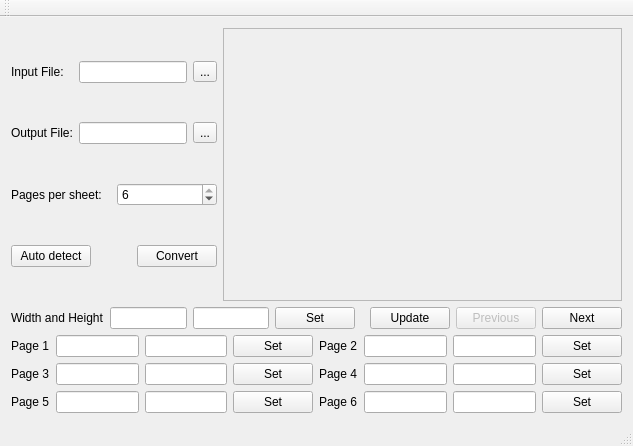
First picture: the form in mainwindow.ui, repository cges30901/pdfhandoutcrop, before the edit.
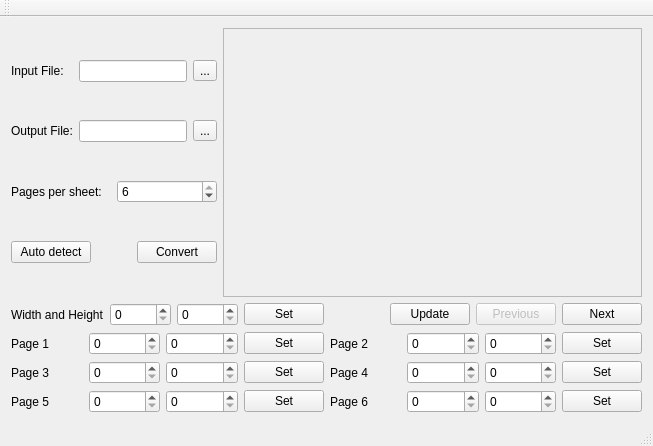
Second picture: the form after the edit. Custom widgets are drawn as their Qt base class.

Commit message: replace QLineEdit of size and offset with QSpinBox

```diff
--- a/mainwindow.ui
+++ b/mainwindow.ui
@@ -6,7 +6,7 @@
    <rect>
     <x>0</x>
     <y>0</y>
-    <width>633</width>
+    <width>653</width>
     <height>446</height>
    </rect>
   </property>
@@ -169,8 +169,8 @@
           <rect>
            <x>0</x>
            <y>0</y>
-           <width>335</width>
-           <height>210</height>
+           <width>373</width>
+           <height>206</height>
           </rect>
          </property>
          <layout class="QHBoxLayout" name="horizontalLayout_5">
@@ -203,10 +203,18 @@
        </widget>
       </item>
       <item>
-       <widget class="QLineEdit" name="lneWidth"/>
+       <widget class="QSpinBox" name="spbWidth">
+        <property name="maximum">
+         <number>99999</number>
+        </property>
+       </widget>
       </item>
       <item>
-       <widget class="QLineEdit" name="lneHeight"/>
+       <widget class="QSpinBox" name="spbHeight">
+        <property name="maximum">
+         <number>99999</number>
+        </property>
+       </widget>
       </item>
       <item>
        <widget class="QPushButton" name="btnWidthHeight">
@@ -277,12 +285,6 @@
         </property>
        </widget>
       </item>
-      <item row="0" column="1">
-       <widget class="QLineEdit" name="lnePageOneX"/>
-      </item>
-      <item row="2" column="5">
-       <widget class="QLineEdit" name="lnePageSixX"/>
-      </item>
       <item row="2" column="4">
        <widget class="QLabel" name="labelPageSix">
         <property name="text">
@@ -290,12 +292,6 @@
         </property>
        </widget>
       </item>
-      <item row="0" column="2">
-       <widget class="QLineEdit" name="lnePageOneY"/>
-      </item>
-      <item row="2" column="6">
-       <widget class="QLineEdit" name="lnePageSixY"/>
-      </item>
       <item row="0" column="4">
        <widget class="QLabel" name="labelPageTwo">
         <property name="text">
@@ -303,12 +299,6 @@
         </property>
        </widget>
       </item>
-      <item row="0" column="5">
-       <widget class="QLineEdit" name="lnePageTwoX"/>
-      </item>
-      <item row="0" column="6">
-       <widget class="QLineEdit" name="lnePageTwoY"/>
-      </item>
       <item row="0" column="7">
        <widget class="QPushButton" name="btnPageTwo">
         <property name="text">
@@ -323,12 +313,6 @@
         </property>
        </widget>
       </item>
-      <item row="1" column="1">
-       <widget class="QLineEdit" name="lnePageThreeX"/>
-      </item>
-      <item row="1" column="2">
-       <widget class="QLineEdit" name="lnePageThreeY"/>
-      </item>
       <item row="1" column="3">
        <widget class="QPushButton" name="btnPageThree">
         <property name="text">
@@ -336,9 +320,6 @@
         </property>
        </widget>
       </item>
-      <item row="2" column="1">
-       <widget class="QLineEdit" name="lnePageFiveX"/>
-      </item>
       <item row="2" column="0">
        <widget class="QLabel" name="labelPageFive">
         <property name="text">
@@ -346,9 +327,6 @@
         </property>
        </widget>
       </item>
-      <item row="2" column="2">
-       <widget class="QLineEdit" name="lnePageFiveY"/>
-      </item>
       <item row="2" column="3">
        <widget class="QPushButton" name="btnPageFive">
         <property name="text">
@@ -363,12 +341,6 @@
         </property>
        </widget>
       </item>
-      <item row="1" column="5">
-       <widget class="QLineEdit" name="lnePageFourX"/>
-      </item>
-      <item row="1" column="6">
-       <widget class="QLineEdit" name="lnePageFourY"/>
-      </item>
       <item row="1" column="7">
        <widget class="QPushButton" name="btnPageFour">
         <property name="text">
@@ -376,6 +348,90 @@
         </property>
        </widget>
       </item>
+      <item row="0" column="1">
+       <widget class="QSpinBox" name="spbPage1X">
+        <property name="maximum">
+         <number>99999</number>
+        </property>
+       </widget>
+      </item>
+      <item row="0" column="5">
+       <widget class="QSpinBox" name="spbPage2X">
+        <property name="maximum">
+         <number>99999</number>
+        </property>
+       </widget>
+      </item>
+      <item row="1" column="5">
+       <widget class="QSpinBox" name="spbPage4X">
+        <property name="maximum">
+         <number>99999</number>
+        </property>
+       </widget>
+      </item>
+      <item row="1" column="1">
+       <widget class="QSpinBox" name="spbPage3X">
+        <property name="maximum">
+         <number>99999</number>
+        </property>
+       </widget>
+      </item>
+      <item row="2" column="1">
+       <widget class="QSpinBox" name="spbPage5X">
+        <property name="maximum">
+         <number>99999</number>
+        </property>
+       </widget>
+      </item>
+      <item row="2" column="5">
+       <widget class="QSpinBox" name="spbPage6X">
+        <property name="maximum">
+         <number>99999</number>
+        </property>
+       </widget>
+      </item>
+      <item row="0" column="2">
+       <widget class="QSpinBox" name="spbPage1Y">
+        <property name="maximum">
+         <number>99999</number>
+        </property>
+       </widget>
+      </item>
+      <item row="1" column="2">
+       <widget class="QSpinBox" name="spbPage3Y">
+        <property name="maximum">
+         <number>99999</number>
+        </property>
+       </widget>
+      </item>
+      <item row="2" column="6">
+       <widget class="QSpinBox" name="spbPage6Y">
+        <property name="maximum">
+         <number>99999</number>
+        </property>
+       </widget>
+      </item>
+      <item row="2" column="2">
+       <widget class="QSpinBox" name="spbPage5Y">
+        <property name="maximum">
+         <number>99999</number>
+        </property>
+       </widget>
+      </item>
+      <item row="0" column="6">
+       <widget class="QSpinBox" name="spbPage2Y">
+        <property name="maximum">
+         <number>99999</number>
+        </property>
+       </widget>
+      </item>
+      <item row="1" column="6">
+       <widget class="QSpinBox" name="spbPage4Y">
+        <property name="maximum">
+         <number>99999</number>
+        </property>
+       </widget>
+      </item>
      </layout>
     </item>
    </layout>
```
Left out of the diff: 2 changed lines with no effect on the pictures. The commit also changes 2 other files.
